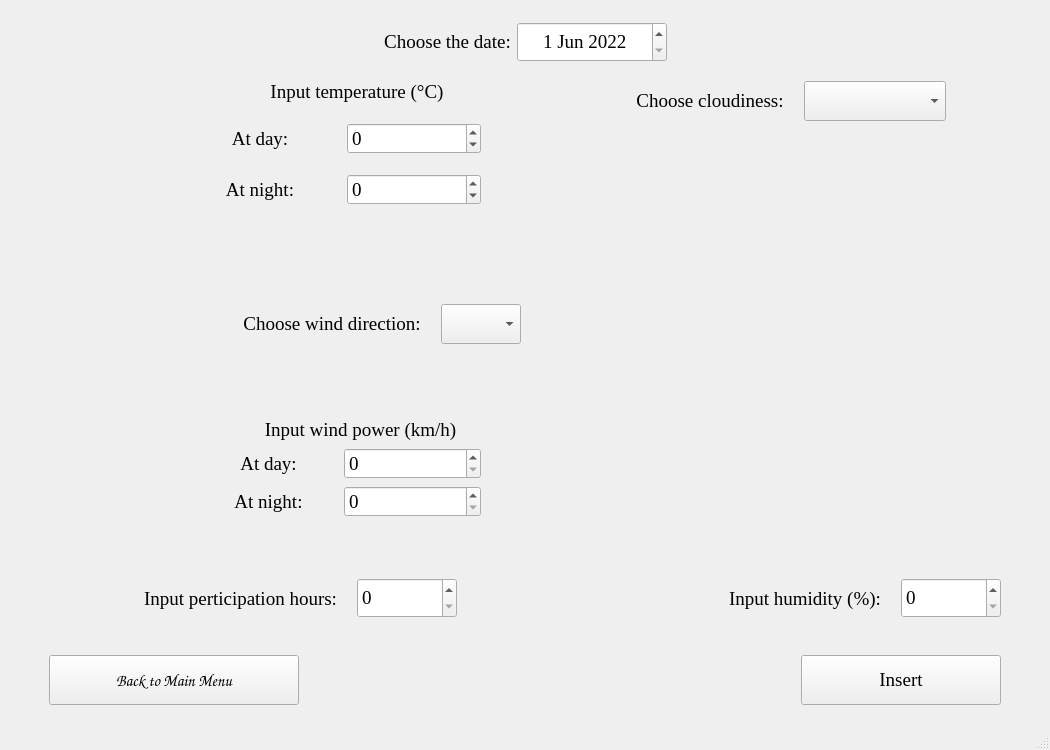
This is MyWeather/inputdatawindow.ui in DekronPrime/MyWeather as Qt 5 draws it before an edit. The edited form follows.
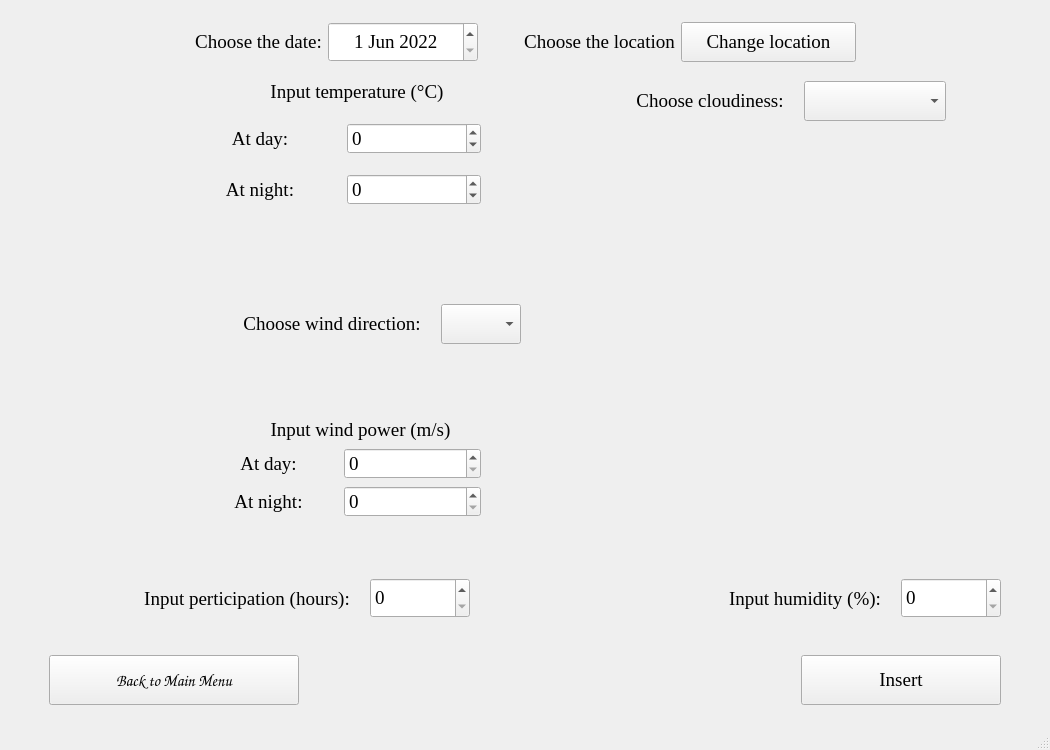
This is the edited form. Icons and pictures are not drawn.

Commit message: refactored method names, add new form to change location (only front end yet) and edited method createTables in sqlitedbmanager.cpp

What changed in the file:
```diff
--- a/MyWeather/inputdatawindow.ui
+++ b/MyWeather/inputdatawindow.ui
@@ -83,6 +83,57 @@
         <property name="orientation">
          <enum>Qt::Horizontal</enum>
         </property>
+        <property name="sizeType">
+         <enum>QSizePolicy::Preferred</enum>
+        </property>
+        <property name="sizeHint" stdset="0">
+         <size>
+          <width>40</width>
+          <height>20</height>
+         </size>
+        </property>
+       </spacer>
+      </item>
+      <item>
+       <widget class="QLabel" name="location">
+        <property name="font">
+         <font>
+          <family>Times New Roman</family>
+          <pointsize>14</pointsize>
+         </font>
+        </property>
+        <property name="text">
+         <string>Choose the location</string>
+        </property>
+        <property name="alignment">
+         <set>Qt::AlignCenter</set>
+        </property>
+       </widget>
+      </item>
+      <item>
+       <widget class="QPushButton" name="changeLocatioButton">
+        <property name="minimumSize">
+         <size>
+          <width>175</width>
+          <height>40</height>
+         </size>
+        </property>
+        <property name="font">
+         <font>
+          <family>Times New Roman</family>
+          <pointsize>14</pointsize>
+         </font>
+        </property>
+        <property name="text">
+         <string>Change location</string>
+        </property>
+       </widget>
+      </item>
+      <item>
+       <spacer name="horizontalSpacer_16">
+        <property name="orientation">
+         <enum>Qt::Horizontal</enum>
+        </property>
         <property name="sizeHint" stdset="0">
          <size>
           <width>40</width>
@@ -518,7 +569,7 @@
                  </font>
                 </property>
                 <property name="text">
-                 <string>Input wind power (km/h)</string>
+                 <string>Input wind power (m/s)</string>
                 </property>
                 <property name="alignment">
                  <set>Qt::AlignCenter</set>
@@ -890,7 +941,7 @@
              </font>
             </property>
             <property name="text">
-             <string>Input perticipation hours:</string>
+             <string>Input perticipation (hours):</string>
             </property>
             <property name="alignment">
              <set>Qt::AlignCenter</set>
```
Left out of the diff: 2 changed lines with no effect on the pictures. The commit also changes 16 other files.
